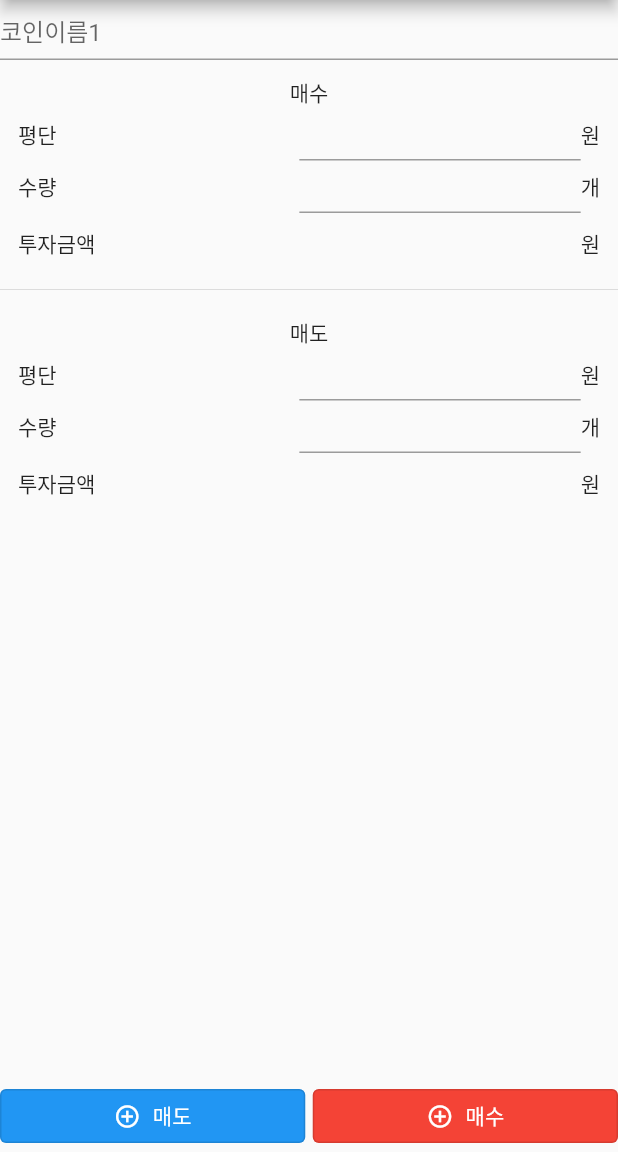
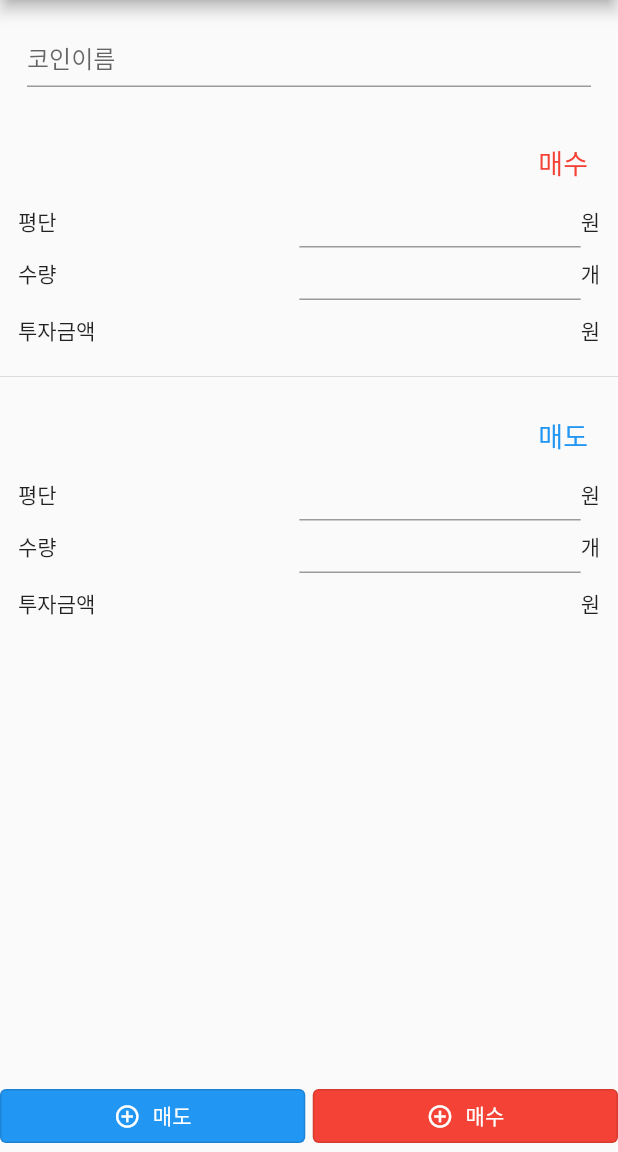
Before and after one commit to realapril/crypto_scale_trade, a Flutter app: the ScalePlanningScreen screen opened directly, after a tap on "매도", on a phone screen of 412 x 824 dp, the part 84-1236 px from its top. Run offline on Flutter 3.47's test engine with Material 2 defaults, Android fonts, the phone set to English and light mode, and no system bars; our stand-ins replace flutter_keyboard_visibility, google_fonts, google_nav_bar, line_icons, sticky_headers; generated files the repository leaves out were written again.

Commit message:
Edited ui of listview in scale planning screen

```diff
--- a/lib/component/plan_list_view.dart
+++ b/lib/component/plan_list_view.dart
@@ -1,3 +1,4 @@
+import 'package:crypto_scale_trade/component/text_styles.dart';
 import 'package:crypto_scale_trade/model/scale_trading_plan.dart';
 import 'package:crypto_scale_trade/provider/plan_listview_provider.dart';
 import 'package:flutter/cupertino.dart';
@@ -31,7 +32,7 @@ class _PlanListViewState extends State<PlanListView> {
   Widget build(BuildContext context) {
     PlanListvewProvider planProvider = Provider.of<PlanListvewProvider>(context);
     counter++;
-    // bool isKeyboardVisible = KeyboardVisibilityProvider.isKeyboardVisible(context);
+    TextStyles _txtStyle = TextStyles();
     var keyboardVisibilityController = KeyboardVisibilityController();
     keyboardVisibilityController.onChange.listen((bool visible) {
       if(!visible){
@@ -58,8 +59,15 @@ class _PlanListViewState extends State<PlanListView> {
       child: Padding(
         padding: const EdgeInsets.fromLTRB(12, 10, 12, 12),
         child: Column(
+          crossAxisAlignment: CrossAxisAlignment.end,
           children: [
-            widget.planList[widget.index].isTradeTypeBuying == true ? Text('매수') : Text('매도'),
+            widget.planList[widget.index].isTradeTypeBuying == true ? Padding(
+              padding: const EdgeInsets.all(8.0),
+              child: Text('매수', style: _txtStyle.scaleTradePlan_buyTextStyle(),),
+            ) : Padding(
+              padding: const EdgeInsets.all(8.0),
+              child: Text('매도', style: _txtStyle.scaleTradePlan_sellTextStyle()),
+            ),
             Row(
               children: [
                 const Expanded(
--- a/lib/component/text_styles.dart
+++ b/lib/component/text_styles.dart
@@ -18,4 +18,19 @@ class TextStyles{
       color: Colors.white,
     );
   }
+
+  TextStyle scaleTradePlan_buyTextStyle(){
+    return GoogleFonts.archivo(
+      fontSize: 18.0,
+      color: Colors.red,
+    );
+  }
+
+  TextStyle scaleTradePlan_sellTextStyle(){
+    return GoogleFonts.archivo(
+      fontSize: 18.0,
+      color: Colors.blue,
+    );
+  }
+
 }
--- a/lib/screens/scale_planning_screen.dart
+++ b/lib/screens/scale_planning_screen.dart
@@ -44,10 +44,13 @@ class _ScalePlanning extends State<ScalePlanningScreen>{
         behavior: HitTestBehavior.opaque,
           child: Column(
               children: [
-                TextField(
-                  decoration: const InputDecoration(
-                    isDense: true,
-                    hintText: '코인이름1',
+                Padding(
+                  padding: const EdgeInsets.all(18.0),
+                  child: TextField(
+                    decoration: const InputDecoration(
+                      isDense: true,
+                      hintText: '코인이름',
+                    ),
                   ),
                 ),
                 Expanded(child: _buildList(context)),
```
